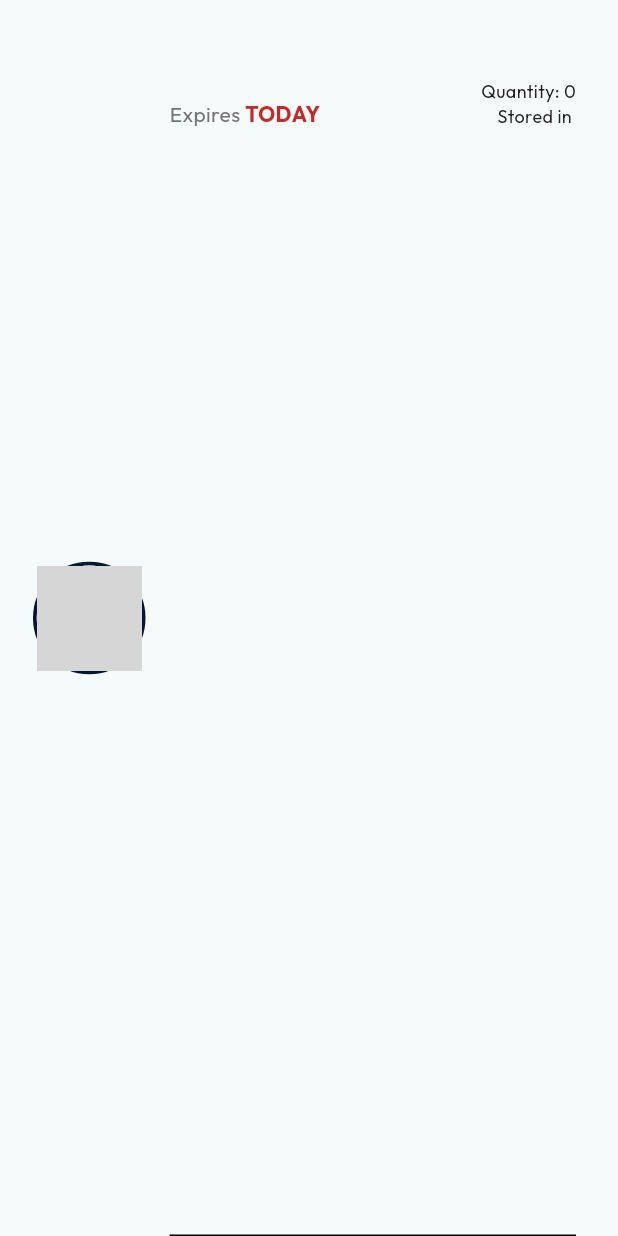
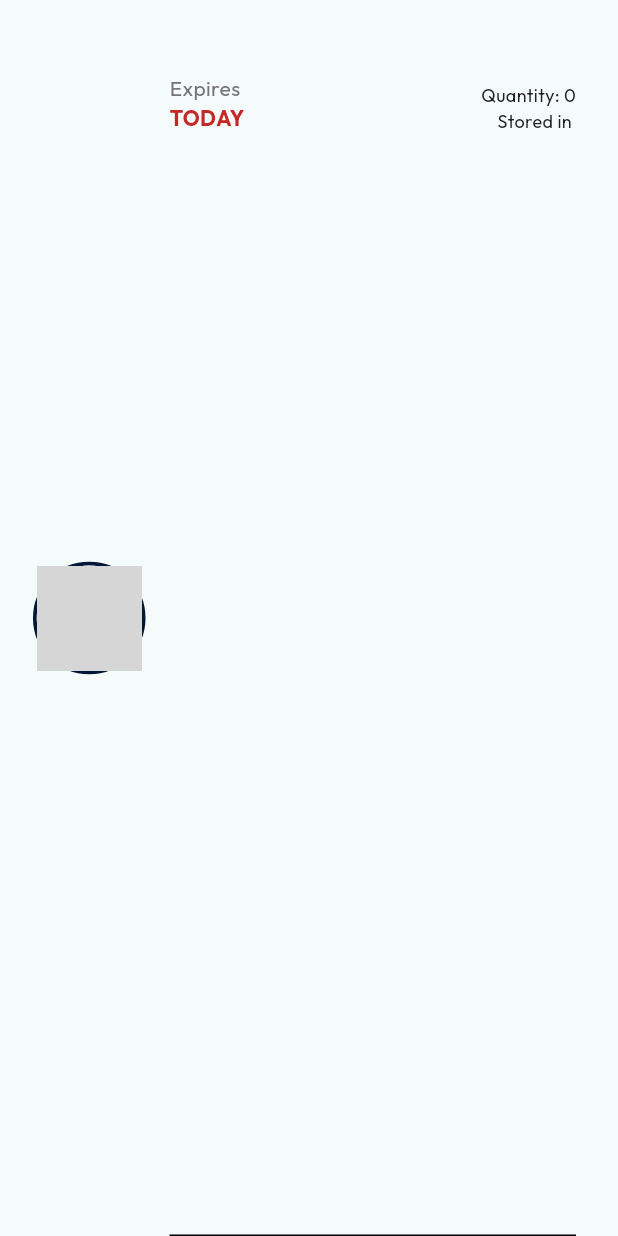
Before and after one commit to BlueSky0322/food-eye-frontend, a Flutter app: the CustomListTile widget shown alone on an empty page, opened directly with empty values, on a phone screen of 412 x 824 dp. Run offline on Flutter 3.47's test engine with Material 2 defaults, Android fonts, the phone set to English and light mode, and no system bars; our stand-ins replace curved_navigation_bar, flutter_local_notifications, flutter_slidable, grouped_list, image_cropper, image_picker and 1 more; missing offline and left inert: flutter_background_service, flutter_barcode_scanner, google_mlkit_text_recognition; accounts and stored records are empty; network calls fail; grey boxes are pictures that could not be loaded.

Commit message:
fix: UI update for overflow widget

```diff
--- a/lib/components/list_tile.dart
+++ b/lib/components/list_tile.dart
@@ -92,7 +92,7 @@ class CustomListTile extends StatelessWidget {
                       fontFamily: 'Outfit',
                       height: 1.2,
                       wordSpacing: 1.5,
-                      fontSize: 20,
+                      fontSize: 18,
                       fontWeight: FontWeight.w500,
                       color: primaryBG,
                     ),
@@ -117,7 +117,7 @@ class CustomListTile extends StatelessWidget {
                       else if (isExpiresTodayText)
                         Text.rich(
                           TextSpan(
-                            text: "Expires ",
+                            text: "Expires \n",
                             style: TextStyle(
                               fontFamily: 'Outfit',
                               fontSize: 14,
@@ -139,7 +139,7 @@ class CustomListTile extends StatelessWidget {
                       else if (isExpiresInTwoWeeksText)
                         Text.rich(
                           TextSpan(
-                            text: "Expires in  ",
+                            text: "Expires in \n ",
                             style: TextStyle(
                               fontFamily: 'Outfit',
                               fontSize: 14,
@@ -161,7 +161,7 @@ class CustomListTile extends StatelessWidget {
                       else
                         Text.rich(
                           TextSpan(
-                            text: "Expires by ",
+                            text: "Expires by \n",
                             style: TextStyle(
                               fontFamily: 'Outfit',
                               fontSize: 14,
```
Also changed, not shown: lib/components/custom_display_fields/display_field.dart (+26 -5 lines).
